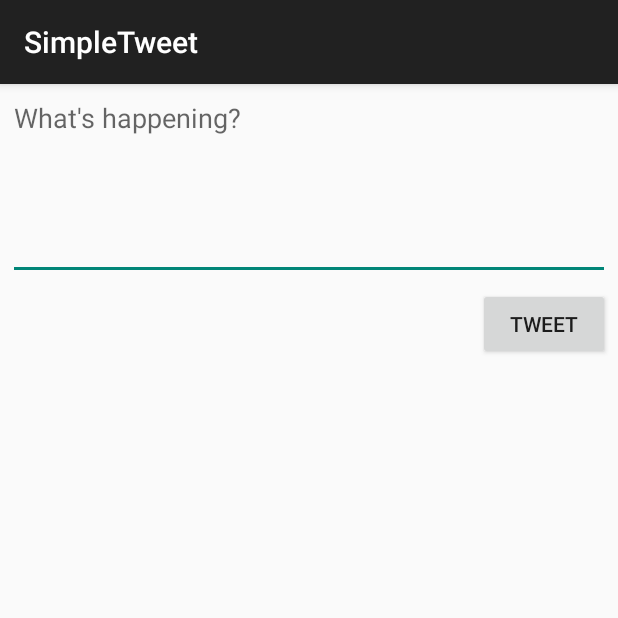
After one commit to niyatiprabhu/Twitter, an Android app: the ComposeActivity screen opened directly, with no data from a screen before it, on a phone screen of 412 x 824 dp, the top half of it. The commit adds this screen. Run offline under Robolectric (Android 15) with nearby library versions, the phone set to English and light mode, and no system bars.

Commit message:
compose tweet screen added

```diff
--- a/app/src/main/AndroidManifest.xml
+++ b/app/src/main/AndroidManifest.xml
@@ -13,6 +13,9 @@
         android:icon="@drawable/ic_launcher"
         android:label="@string/app_name"
         android:theme="@style/AppTheme">
+        <activity
+            android:name=".ComposeActivity"
+            android:exported="false" />
         <activity
             android:name=".TimelineActivity"
             android:exported="false" />
--- /dev/null
+++ b/app/src/main/java/com/codepath/apps/restclienttemplate/ComposeActivity.java
@@ -0,0 +1,44 @@
+package com.codepath.apps.restclienttemplate;
+
+import androidx.appcompat.app.AppCompatActivity;
+
+import android.os.Bundle;
+import android.view.View;
+import android.widget.Button;
+import android.widget.EditText;
+import android.widget.Toast;
+
+public class ComposeActivity extends AppCompatActivity {
+
+    static final int MAX_TWEET_LENGTH = 140;
+
+    private EditText etCompose;
+    private Button btnTweet;
+
+    @Override
+    protected void onCreate(Bundle savedInstanceState) {
+        super.onCreate(savedInstanceState);
+        setContentView(R.layout.activity_compose);
+
+        etCompose = findViewById(R.id.etCompose);
+        btnTweet = findViewById(R.id.btnTweet);
+
+        // set a click listener for the compose button
+        btnTweet.setOnClickListener(new View.OnClickListener() {
+            @Override
+            public void onClick(View view) {
+                String tweetContent = etCompose.getText().toString();
+                // *********** CHANGE THESE TOASTS TO ANDROID SNACKBAR TO BE MORE HELPFUL TO USER
+                if (tweetContent.isEmpty()) {
+                    Toast.makeText(ComposeActivity.this, "Sorry, your tweet cannot be empty", Toast.LENGTH_SHORT).show();
+                    return;
+                } else if (tweetContent.length() > MAX_TWEET_LENGTH) {
+                    Toast.makeText(ComposeActivity.this, "Sorry, your tweet cannot be more than 140 characters", Toast.LENGTH_SHORT).show();
+                    return;
+                }
+                // make an API call to twitter to publish the tweet
+
+            }
+        });
+    }
+}
--- /dev/null
+++ b/app/src/main/res/layout/activity_compose.xml
@@ -0,0 +1,36 @@
+<?xml version="1.0" encoding="utf-8"?>
+<RelativeLayout
+    xmlns:android="http://schemas.android.com/apk/res/android"
+    xmlns:app="http://schemas.android.com/apk/res-auto"
+    xmlns:tools="http://schemas.android.com/tools"
+    android:layout_width="match_parent"
+    android:layout_height="match_parent"
+    tools:context=".ComposeActivity">
+
+    <EditText
+        android:id="@+id/etCompose"
+        android:layout_width="match_parent"
+        android:layout_height="wrap_content"
+        android:layout_alignParentStart="true"
+        android:layout_alignParentTop="true"
+        android:layout_alignParentEnd="true"
+        android:layout_centerHorizontal="true"
+        android:layout_marginStart="5dp"
+        android:layout_marginTop="0dp"
+        android:layout_marginEnd="5dp"
+        android:ems="10"
+        android:gravity="start|top"
+        android:hint="What's happening?"
+        android:inputType="textMultiLine"
+        android:minLines="5" />
+
+    <Button
+        android:id="@+id/btnTweet"
+        android:layout_width="wrap_content"
+        android:layout_height="wrap_content"
+        android:layout_below="@+id/etCompose"
+        android:layout_alignParentEnd="true"
+        android:layout_marginTop="5dp"
+        android:layout_marginEnd="5dp"
+        android:text="Tweet" />
+</RelativeLayout>
```
Also changed, not shown: app/src/main/java/com/codepath/apps/restclienttemplate/TimelineActivity.java (+21 -1 lines), app/src/main/res/menu/menu_main.xml (added, +10 -0 lines).
